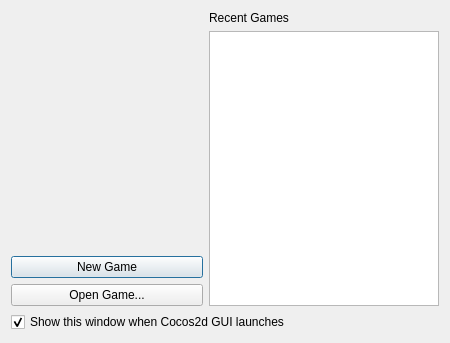
The window that src/welcomedialog.ui (ricardoquesada/cocos2d-console-gui) describes before a commit, drawn with Qt 5.
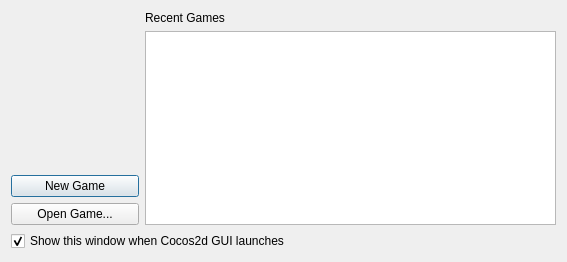
The same window after the commit.

Commit message: welcome title and new dimensions

```diff
--- a/src/welcomedialog.ui
+++ b/src/welcomedialog.ui
@@ -6,8 +6,8 @@
    <rect>
     <x>0</x>
     <y>0</y>
-    <width>450</width>
-    <height>343</height>
+    <width>567</width>
+    <height>262</height>
    </rect>
   </property>
   <property name="windowTitle">
@@ -22,8 +22,8 @@
         <widget class="QLabel" name="label_icon">
          <property name="minimumSize">
           <size>
-           <width>192</width>
-           <height>192</height>
+           <width>128</width>
+           <height>128</height>
           </size>
          </property>
          <property name="text">
```
Left out of the diff: 2 changed lines with no effect on the pictures. The commit also changes 1 other file.
